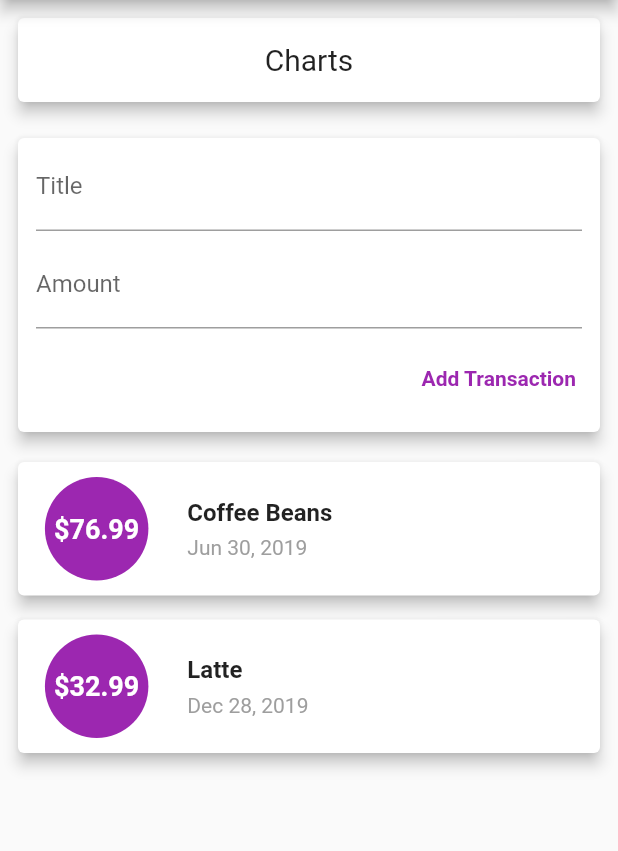
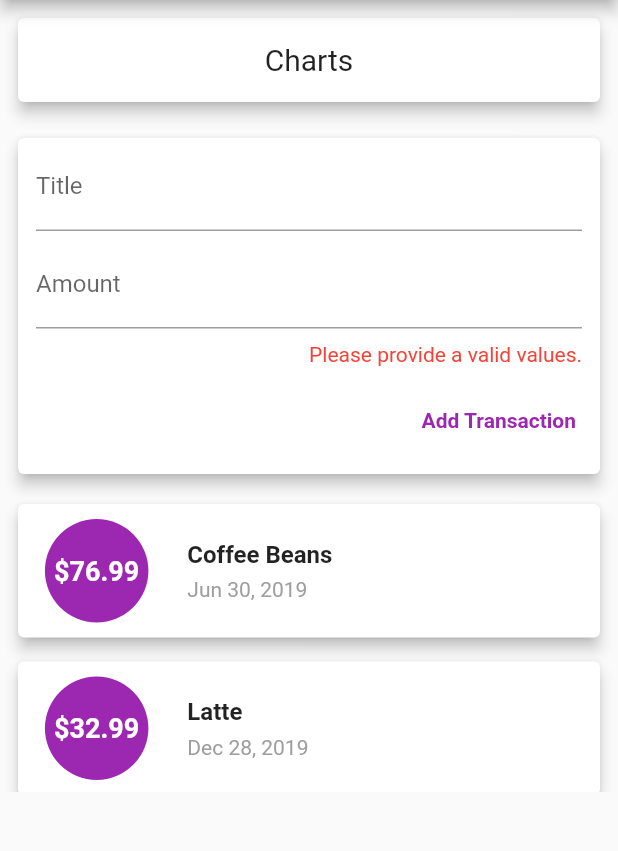
Before and after one commit to eyobofficial/Personal-Expense-App, a Flutter app: the screen it shows after launch, after a tap on "Add Transaction", on a phone screen of 412 x 824 dp, the part 84-935 px from its top. Run offline on Flutter 3.47's test engine with Material 2 defaults, Android fonts, the phone set to English and light mode, and no system bars.

Commit message:
Make screen scrollable

```diff
--- a/lib/main.dart
+++ b/lib/main.dart
@@ -27,9 +27,9 @@ class HomePage extends StatelessWidget {
         title: Text('Xpense App'),
         // backgroundColor: Colors.amber,
       ),
-      body: Column(
-        mainAxisAlignment: MainAxisAlignment.start,
-        crossAxisAlignment: CrossAxisAlignment.stretch,
+      body: ListView(
+        // mainAxisAlignment: MainAxisAlignment.start,
+        // crossAxisAlignment: CrossAxisAlignment.stretch,
         children: <Widget>[
           Chart(),
           UserTransactions()
--- a/lib/widgets/transaction_form.dart
+++ b/lib/widgets/transaction_form.dart
@@ -1,12 +1,23 @@
 import 'package:flutter/material.dart';
 
-
 class TransactionForm extends StatelessWidget {
-  final Function addTransactionCallback;
+  final Function addCallback;
+  final Function raiseError;
+  final bool isError;
   final titleController = TextEditingController();
   final amountController = TextEditingController();
 
-  TransactionForm(this.addTransactionCallback);
+  TransactionForm({this.addCallback, this.isError, this.raiseError});
+
+  void submitTransaction() {
+    try {
+      final title = titleController.text;
+      final amount = double.parse(amountController.text);
+      addCallback(title, amount);
+    } catch (e) {
+      raiseError();
+    }
+  }
 
   @override
   Widget build(BuildContext context) {
@@ -27,6 +38,7 @@ class TransactionForm extends StatelessWidget {
               child: TextField(
                 decoration: InputDecoration(labelText: 'Title'),
                 controller: titleController,
+                onSubmitted: (_) => submitTransaction()
               ),
             ),
 
@@ -37,20 +49,29 @@ class TransactionForm extends StatelessWidget {
                 horizontal: 12,
               ),
               child: TextField(
-                  decoration: InputDecoration(labelText: 'Amount'),
-                  controller: amountController
-                ),
+                decoration: InputDecoration(labelText: 'Amount'),
+                controller: amountController,
+                keyboardType: TextInputType.numberWithOptions(decimal: true),
+                onSubmitted: (_) => submitTransaction()
+              ),
+            ),
+
+            Container(
+              padding: EdgeInsets.symmetric(horizontal: 12, vertical: 6),
+              child: isError
+                  ? Text(
+                      'Please provide a valid values.',
+                      style: TextStyle(color: Colors.red),
+                      textAlign: TextAlign.left,
+                    )
+                  : Text(''),
             ),
 
             // Add Button
             Padding(
               padding: const EdgeInsets.only(top: 6),
               child: FlatButton(
-                onPressed: () {
-                  final title = titleController.text;
-                  final amount = double.parse(amountController.text);
-                  addTransactionCallback(title, amount);
-                },
+                onPressed: submitTransaction,
                 textColor: Colors.purple,
                 child: Text(
                   'Add Transaction',
--- a/lib/widgets/transaction_list.dart
+++ b/lib/widgets/transaction_list.dart
@@ -8,9 +8,10 @@ class TransactionList extends StatelessWidget {
 
   @override
   Widget build(BuildContext context) {
-    return // Transaction columns
-        Column(
-      children: transactions.reversed.map((transaction) {
+    return Container(
+      height: 200,
+      child: ListView.builder(
+        itemBuilder: (ctx, idx) {
           return Card(
             margin: EdgeInsets.symmetric(
               horizontal: 12,
@@ -33,7 +34,7 @@ class TransactionList extends StatelessWidget {
                     ),
                     alignment: Alignment.center,
                     child: Text(
-                    '\$${transaction.amount.toString()}',
+                      '\$${transactions[idx].amount.toStringAsFixed(2)}',
                       style: TextStyle(
                         fontSize: 18,
                         fontWeight: FontWeight.bold,
@@ -47,7 +48,7 @@ class TransactionList extends StatelessWidget {
                       Container(
                         padding: EdgeInsets.only(bottom: 6),
                         child: Text(
-                        transaction.title,
+                          transactions[idx].title,
                           style: TextStyle(
                             fontSize: 16,
                             fontWeight: FontWeight.bold,
@@ -56,7 +57,7 @@ class TransactionList extends StatelessWidget {
                       ),
                       Container(
                         child: Text(
-                        transaction.formattedDate,
+                          transactions[idx].formattedDate,
                           style: TextStyle(
                             fontSize: 14,
                             color: Colors.grey,
@@ -69,7 +70,9 @@ class TransactionList extends StatelessWidget {
               ),
             ),
           );
-      }).toList(),
+        },
+        itemCount: transactions.length,
+      ),
     );
   }
 }
--- a/lib/widgets/user_transactions.dart
+++ b/lib/widgets/user_transactions.dart
@@ -3,7 +3,6 @@ import 'package:flutter/material.dart';
 import '../models/transaction.dart';
 import './transaction_form.dart';
 import './transaction_list.dart';
-
 
 class UserTransactions extends StatefulWidget {
   @override
@@ -11,6 +10,7 @@ class UserTransactions extends StatefulWidget {
 }
 
 class _UserTransactionsState extends State<UserTransactions> {
+  bool _isError = false;
   final List<Transaction> _transactions = [
     Transaction(
       id: 't01',
@@ -28,20 +28,27 @@ class _UserTransactionsState extends State<UserTransactions> {
 
   void _addTransaction(String title, double amount) {
     final newTransaction = Transaction(
-      id: DateTime.now().toString(),  // Temporary solution to make the ID unique
-      title: title,
-      amount: amount,
-      date: DateTime.now()
-    );
+        id: DateTime.now()
+            .toString(), // Temporary solution to make the ID unique
+        title: title,
+        amount: amount,
+        date: DateTime.now());
     setState(() => _transactions.add(newTransaction));
+    _isError = false;
   }
+
+  void _raiseError() => setState(() => _isError = true);
 
   @override
   Widget build(BuildContext context) {
     return Column(
       children: <Widget>[
-        TransactionForm(_addTransaction),
-        TransactionList(_transactions),
+        TransactionForm(
+          addCallback: _addTransaction,
+          isError: _isError,
+          raiseError: _raiseError,
+        ),
+        TransactionList(_transactions.reversed.toList()),
       ],
     );
   }
```
Also changed, not shown: 1 other file. Lines whose indentation alone changed are shown as unchanged.
